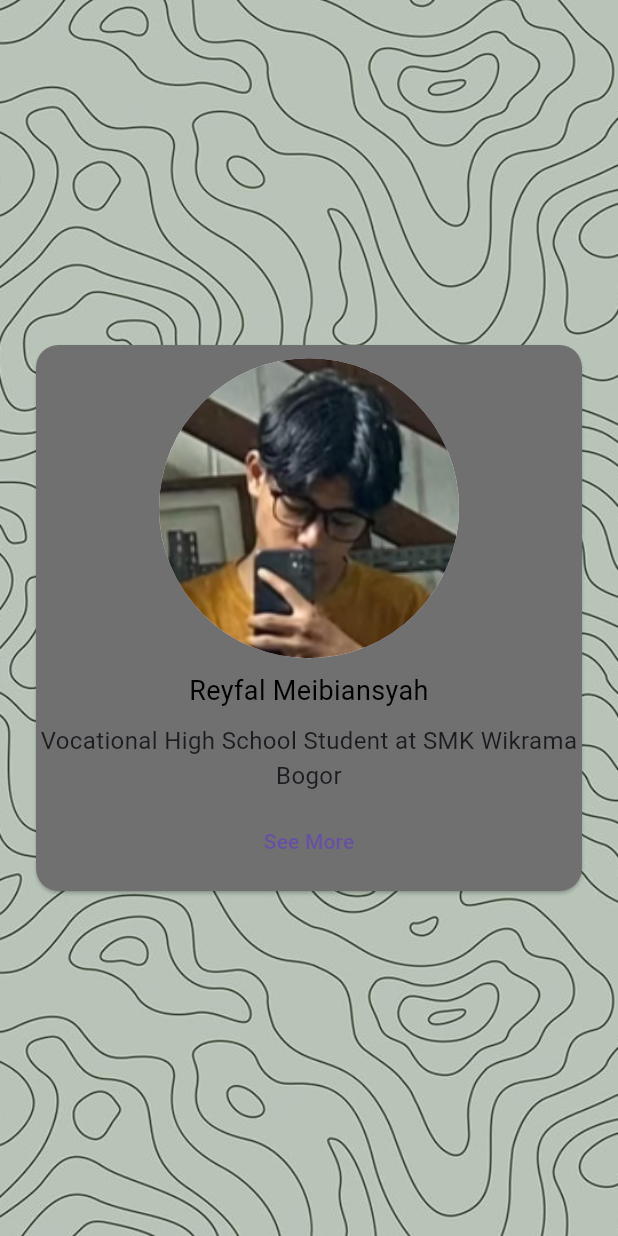
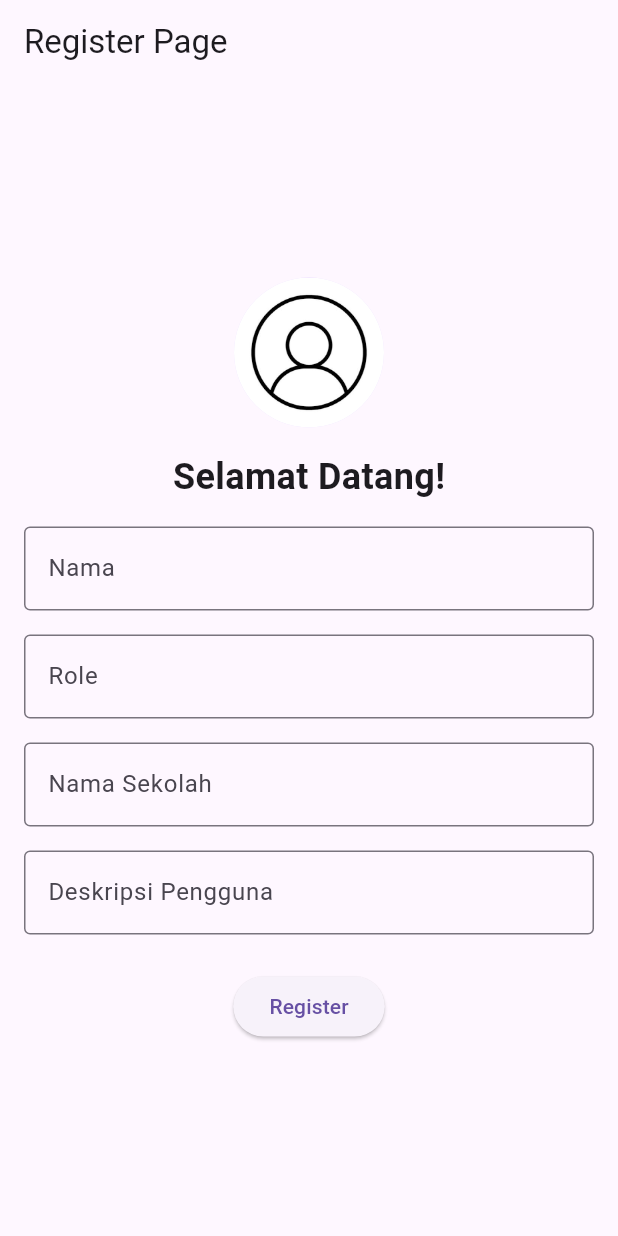
Before and after one commit to reyfalmeibiansyah/flutter, a Flutter app: the screen it shows after launch, on a phone screen of 412 x 824 dp. Run offline on Flutter 3.47's test engine with Material 3 defaults, Android fonts, the phone set to English and light mode, and no system bars.

Commit message:
tugas baru

```diff
--- a/lib/main.dart
+++ b/lib/main.dart
@@ -1,68 +1,134 @@
 import 'package:flutter/material.dart';
-import 'Page2.dart';
+import 'profile.dart'; // Import halaman ProfilePage
 
-void main() => runApp(MaterialApp(
-  debugShowCheckedModeBanner: false,
-  home: home(),
-));
+void main() {
+  runApp(MyApp());
+}
 
-class home extends StatelessWidget {
-  const home({Key? key}) : super(key: key);
+class MyApp extends StatelessWidget {
+  @override
+  Widget build(BuildContext context) {
+    return MaterialApp(
+      debugShowCheckedModeBanner: false,
+      home: LoginPage(),
+    );
+  }
+}
+
+class LoginPage extends StatefulWidget {
+  @override
+  _LoginPageState createState() => _LoginPageState();
+}
+
+class _LoginPageState extends State<LoginPage> {
+  // Controller untuk mengambil data dari text field
+  final TextEditingController nameController = TextEditingController();
+  final TextEditingController roleController = TextEditingController();
+  final TextEditingController schoolController = TextEditingController();
+  final TextEditingController descriptionController = TextEditingController();
+
+  // Fungsi untuk register
+  void register() {
+    String name = nameController.text;
+    String role = roleController.text;
+    String school = schoolController.text;
+    String description = descriptionController.text;
+
+    // Validasi sederhana
+    if (name.isEmpty || role.isEmpty || school.isEmpty || description.isEmpty) {
+      showDialog(
+        context: context,
+        builder: (context) => AlertDialog(
+          title: Text("Error"),
+          content: Text("Nama, Role, Nama Sekolah atau Deskripsi tidak boleh kosong"),
+          actions: <Widget>[
+            TextButton(
+              child: Text("OK"),
+              onPressed: () => Navigator.pop(context),
+            ),
+          ],
+        ),
+      );
+    } else {
+      // Setelah register berhasil, navigasi ke halaman profil
+      Navigator.push(
+        context,
+        MaterialPageRoute(
+          builder: (context) => ProfilePage(
+            name: name,
+            role: role,
+            school: school,
+            description: description,
+          ), // Mengirimkan data ke ProfilePage
+        ),
+      );
+    }
+  }
+
   @override
   Widget build(BuildContext context) {
     return Scaffold(
-      body: Container(
-        width: MediaQuery.of(context).size.width,
-        height: MediaQuery.of(context).size.height,
-        decoration: BoxDecoration(
-          image: DecorationImage(image: AssetImage("assets/images/bg.jpeg"),
-          fit: BoxFit.cover,
-          ),
-        ),
-
-        child: Stack(
-          alignment: Alignment.center,
+      appBar: AppBar(
+        title: Text("Register Page"),
+      ),
+      body: Padding(
+        padding: const EdgeInsets.all(16.0),
+        child: Column(
+          mainAxisAlignment: MainAxisAlignment.center,
           children: <Widget>[
-            Container(
-              width: MediaQuery.of(context).size.width,
-              height: MediaQuery.of(context).size.shortestSide,
-              padding: EdgeInsets.all(20.0),
-              alignment: Alignment.center,
-              child: Card(
-                shape: RoundedRectangleBorder(borderRadius: BorderRadius.circular(15.0),),
-                color: Color.fromRGBO(112, 112, 112, 1),
-                child: Center(
-                  child: Column(
-                    mainAxisAlignment: MainAxisAlignment.spaceEvenly,
-                    children: <Widget>[
-
-                      CircleAvatar(
-                        radius: 100.0,
-                        backgroundImage:
-                        AssetImage('assets/images/PP.png'),
-                      ),
-                      Text("Reyfal Meibiansyah",
-                        textAlign: TextAlign.center,
-                        style: TextStyle(fontSize: 18, color: Colors.black)
-                      ),
-
-                      Text("Vocational High School Student at SMK Wikrama Bogor",
-                      textAlign: TextAlign.center,
-                        style: TextStyle(fontSize: 16, color: Colors.grey[450])
-                      ),
-
-                      TextButton(onPressed: (){
-                        Navigator.push(
-                          context,
-                            MaterialPageRoute(builder: (context) => Page2()),
-                        );
-                      }, child: Text('See More'),
-                      ),
-                    ],
-                  )
-                ),
+            CircleAvatar(
+              radius: 50.0,
+              backgroundImage: AssetImage('assets/images/user.png'), // Ganti dengan path gambar Anda
+            ),
+            SizedBox(height: 16),
+            Text(
+              "Selamat Datang!",
+              style: TextStyle(
+                fontSize: 24,
+                fontWeight: FontWeight.bold,
               ),
-            )
+            ),
+            SizedBox(height: 16),
+            // Form register untuk nama
+            TextField(
+              controller: nameController,
+              decoration: InputDecoration(
+                labelText: "Nama",
+                border: OutlineInputBorder(),
+              ),
+            ),
+            SizedBox(height: 16),
+            // Form register untuk role
+            TextField(
+              controller: roleController,
+              decoration: InputDecoration(
+                labelText: "Role",
+                border: OutlineInputBorder(),
+              ),
+            ),
+            SizedBox(height: 16),
+            // Form register untuk nama sekolah
+            TextField(
+              controller: schoolController,
+              decoration: InputDecoration(
+                labelText: "Nama Sekolah",
+                border: OutlineInputBorder(),
+              ),
+            ),
+            SizedBox(height: 16),
+            // Form register untuk deskripsi
+            TextField(
+              controller: descriptionController,
+              decoration: InputDecoration(
+                labelText: "Deskripsi Pengguna",
+                border: OutlineInputBorder(),
+              ),
+            ),
+            SizedBox(height: 24),
+            ElevatedButton(
+              onPressed: register,
+              child: Text("Register"),
+            ),
           ],
         ),
       ),
```
Also changed, not shown: lib/page2.dart (+52 -8 lines), lib/profile.dart (added, +104 -0 lines), assets/images/bg for.png (added), assets/images/monkey.jpeg (added), assets/images/user.png (added).
